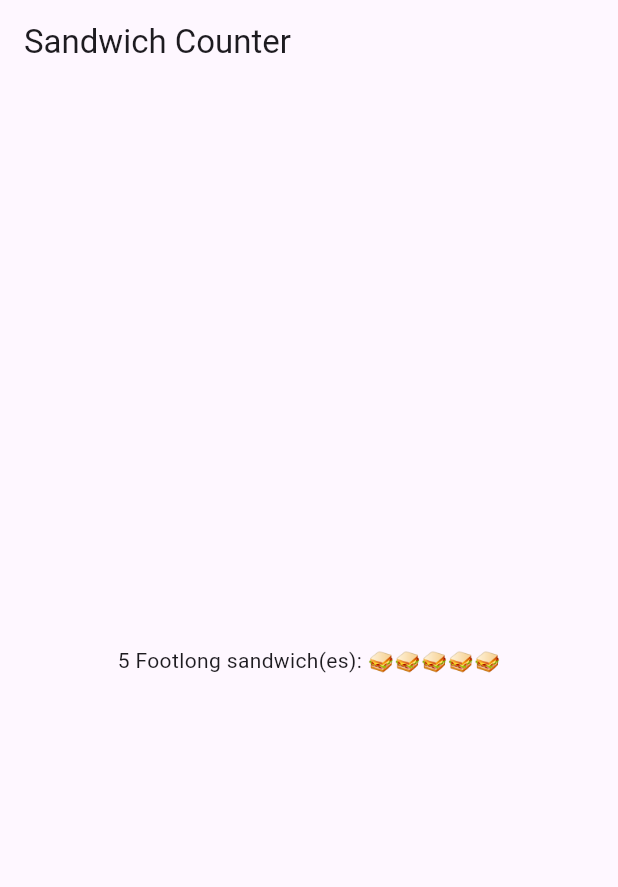
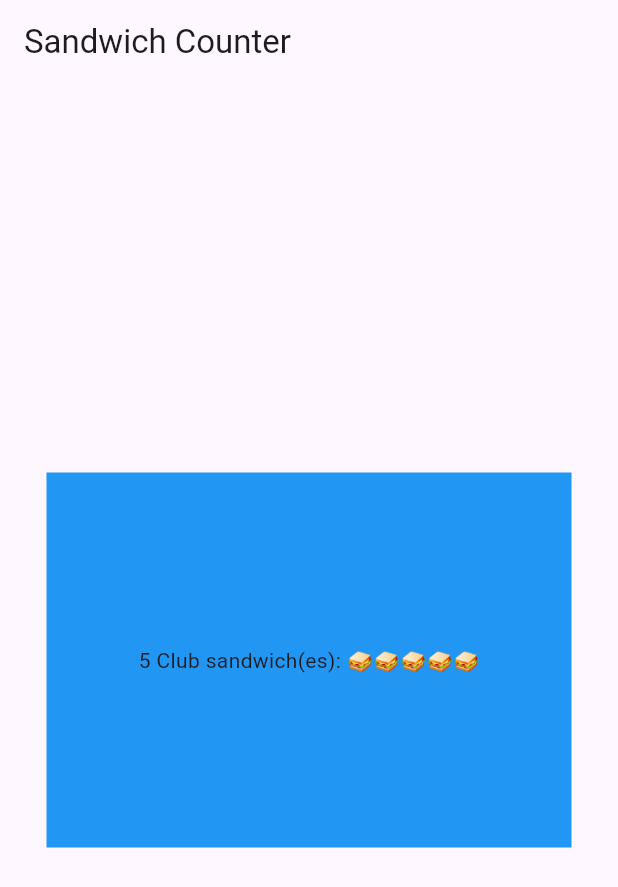
Before and after one commit to up2212102/sandwich_shop, a Flutter app: the screen it shows after launch, on a phone screen of 412 x 824 dp. Shown: the top 887 px of the screen. Run offline on Flutter 3.47's test engine with Material 3 defaults, Android fonts, the phone set to English and light mode, and no system bars.

Commit message:
Wrapped OrderItemDisplay in Container widget

```diff
--- a/lib/main.dart
+++ b/lib/main.dart
@@ -15,8 +15,14 @@ class App extends StatelessWidget { // Defines a widget named App that does not
         appBar: AppBar(
           title: const Text('Sandwich Counter'), // Displays title in top
         ),
-        body: const Center(
-          child: OrderItemDisplay (5, 'Footlong') // Welcome on center of screen
+        body: Center(
+          child: Container(
+            width: 350,
+            height: 250,
+            color: Colors.blue,
+            alignment: Alignment.center,
+            child: const OrderItemDisplay(5, 'Club'), // Welcome on center of screen
+          ),
         ),
       ),
     ); // Returns a widget tree
```
